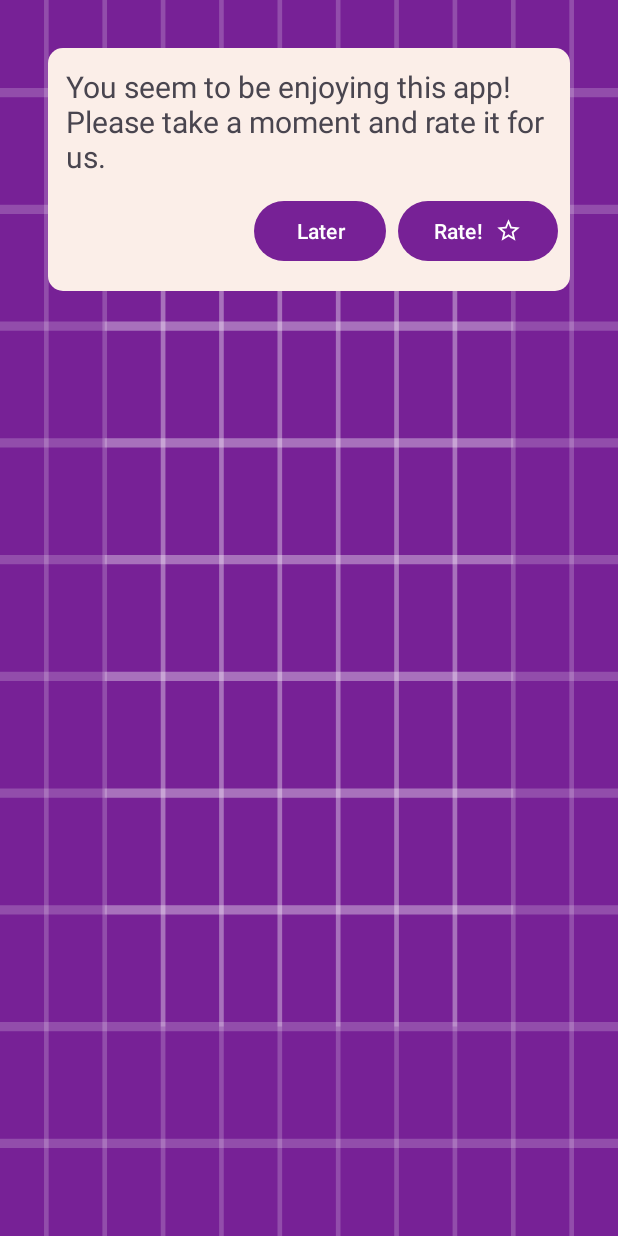
After one commit to wholybee/tarot, an Android app: the layout rate_dialog.xml on its own in the app's theme, with its tools: preview values and no code run, on a phone screen of 412 x 824 dp. The commit adds this screen. Run offline under Robolectric (Android 15) with nearby library versions, the phone set to English and light mode, and no system bars.

Commit message:
added dialogs for buying coins and rating

```diff
--- a/app/src/main/java/net/holybee/tarot/holybeeAPI/AccountInformation.kt
+++ b/app/src/main/java/net/holybee/tarot/holybeeAPI/AccountInformation.kt
@@ -13,7 +13,7 @@ object AccountInformation {
     var email = ""
     var password = ""
     var coins = 0
-
+    var ratingCount = 0
 
     val isLoggedIn:Boolean
         get() {
@@ -28,6 +28,7 @@ object AccountInformation {
             putString("password", password)
             putString("email", email)
             putInt("coins", coins)
+            putInt("count", ratingCount)
             apply()
         }
     }
@@ -45,10 +46,12 @@ object AccountInformation {
         val newPassword = preferences.getString("password", defaultValue)
         val newEmail = preferences.getString("email", defaultValue)
         val newCoins = preferences.getInt("coins", 0)
+        val newCount = preferences.getInt("count", 0)
         username = newUsername ?: ""
         password = newPassword ?: ""
         email = newEmail ?: ""
         coins = newCoins
+        ratingCount = newCount
         }
 
     fun logout (application: Application) {
--- /dev/null
+++ b/app/src/main/res/drawable/baseline_star_border_24.xml
@@ -0,0 +1,5 @@
+<vector android:height="24dp" android:tint="#FFFF00"
+    android:viewportHeight="24" android:viewportWidth="24"
+    android:width="24dp" xmlns:android="http://schemas.android.com/apk/res/android">
+    <path android:fillColor="@android:color/white" android:pathData="M22,9.24l-7.19,-0.62L12,2 9.19,8.63 2,9.24l5.46,4.73L5.82,21 12,17.27 18.18,21l-1.63,-7.03L22,9.24zM12,15.4l-3.76,2.27 1,-4.28 -3.32,-2.88 4.38,-0.38L12,6.1l1.71,4.04 4.38,0.38 -3.32,2.88 1,4.28L12,15.4z"/>
+</vector>
--- /dev/null
+++ b/app/src/main/res/layout/rate_dialog.xml
@@ -0,0 +1,42 @@
+<!-- res/layout/custom_dialog.xml -->
+<LinearLayout xmlns:android="http://schemas.android.com/apk/res/android"
+    xmlns:app="http://schemas.android.com/apk/res-auto"
+    android:id="@+id/rate_dialog"
+    android:layout_width="wrap_content"
+    android:layout_height="wrap_content"
+    android:layout_margin="32dp"
+    android:background="@drawable/rounded_corners"
+    android:orientation="vertical">
+
+    <TextView
+        android:id="@+id/dialog_message"
+        android:layout_width="wrap_content"
+        android:layout_height="wrap_content"
+        android:layout_margin="12dp"
+        android:text="You seem to be enjoying this app! Please take a moment and rate it for us."
+        android:textSize="20sp" />
+
+    <LinearLayout
+        android:layout_width="match_parent"
+        android:layout_height="match_parent"
+        android:gravity="right"
+        android:orientation="horizontal">
+
+        <Button
+            android:id="@+id/decline_button"
+            android:layout_width="wrap_content"
+            android:layout_height="wrap_content"
+            android:text="Later" />
+
+        <Button
+            android:id="@+id/accept_button"
+            android:layout_width="wrap_content"
+            android:layout_height="wrap_content"
+            android:layout_gravity="end"
+            android:layout_margin="8dp"
+            android:text="Rate!"
+            app:icon="@drawable/baseline_star_border_24"
+            app:iconGravity="textEnd" />
+    </LinearLayout>
+
+</LinearLayout>
--- a/app/src/main/res/menu/fragment_tarot_question.xml
+++ b/app/src/main/res/menu/fragment_tarot_question.xml
@@ -9,4 +9,9 @@
         android:id="@+id/open_account"
         android:icon="@drawable/ic_menu_account"
         android:title="@string/account" />
+    <item
+        android:id="@+id/rate_app"
+        android:layout_width="wrap_content"
+        android:layout_height="wrap_content"
+        android:title="@string/rate_app" />
 </menu>
--- a/app/src/main/res/values/strings.xml
+++ b/app/src/main/res/values/strings.xml
@@ -20,4 +20,5 @@
     <string name="have_an_account">Already have an account?</string>
     <string name="purchaseCoinText">Every response costs one coin. If you run out, you will need to purchase more coins to continue using the application.\n\n50 readings cost $0.99</string>
     <string name="concentrate">Enter a question you would like the cards to answer. Clear you mind, concentrate on the question, then press the Deal button.</string>
+    <string name="rate_app">Rate App!</string>
 </resources>
```
Also changed, not shown: app/src/main/java/net/holybee/tarot/TarotQuestionFragment.kt (+72 -11 lines).
